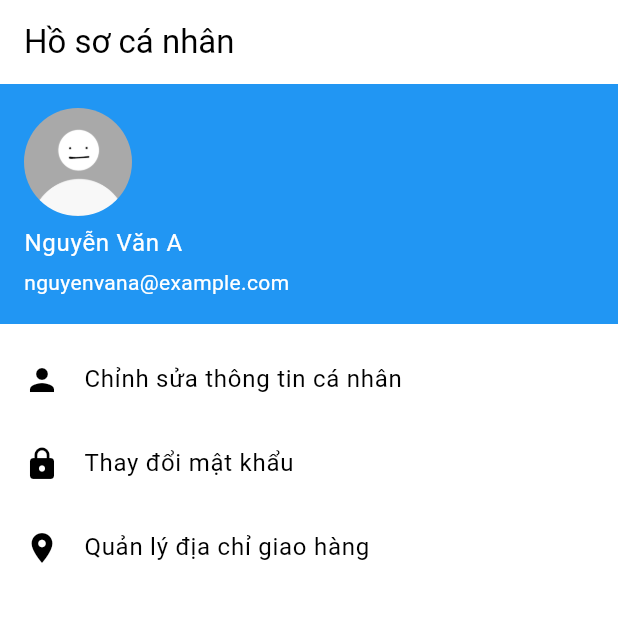
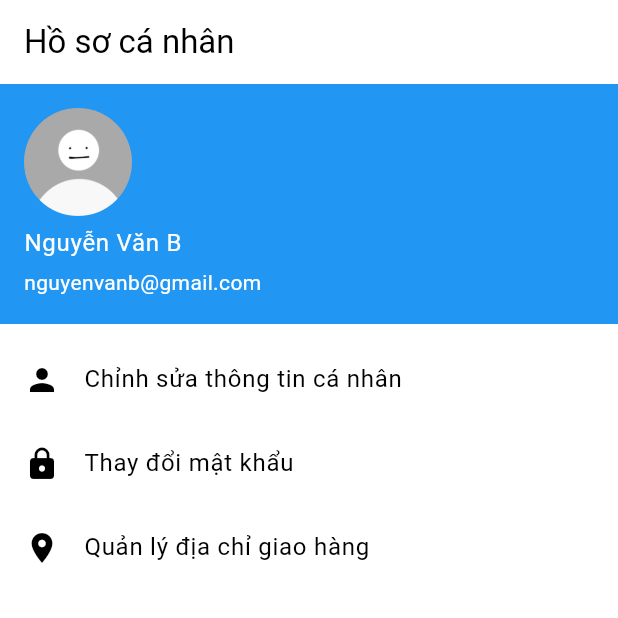
Before and after one commit to phulocdev/flutter-ecommerce, a Flutter app: the ProfileScreen screen opened by its route, on a phone screen of 412 x 824 dp, the top half of it. Run offline on Flutter 3.47's test engine with Material 3 defaults, Android fonts, the phone set to English and light mode, and no system bars; our stand-ins replace flutter_dotenv, flutter_secure_storage, go_router, hooks_riverpod, image_picker; accounts and stored records are empty.

Commit message:
new commit

```diff
--- a/lib/screens/login_screen.dart
+++ b/lib/screens/login_screen.dart
@@ -202,7 +202,6 @@ class _LoginScreenState extends State<LoginScreen> {
                     onPressed: _isLoading
                         ? null
                         : () {
-                            // Navigate to forgot password screen using GoRouter
                             context.push(AppRoute.forgotPassword.path);
                           },
                     child: const Text('Forgot Password?'),
@@ -216,7 +215,6 @@ class _LoginScreenState extends State<LoginScreen> {
                         onTap: _isLoading
                             ? null
                             : () {
-                                // Navigate to registration screen using GoRouter
                                 context.push(AppRoute.register.path);
                               },
                         child: const Text(
--- a/lib/screens/profile_screen.dart
+++ b/lib/screens/profile_screen.dart
@@ -14,8 +14,8 @@ class ProfileScreen extends StatelessWidget {
       body: ListView(
         children: [
           const UserAccountsDrawerHeader(
-            accountName: Text('Nguyễn Văn A'),
-            accountEmail: Text('nguyenvana@example.com'),
+            accountName: Text('Nguyễn Văn B'),
+            accountEmail: Text('nguyenvanb@gmail.com'),
             currentAccountPicture: CircleAvatar(
               backgroundImage: AssetImage('assets/images/avt.png'),
             ),
```
